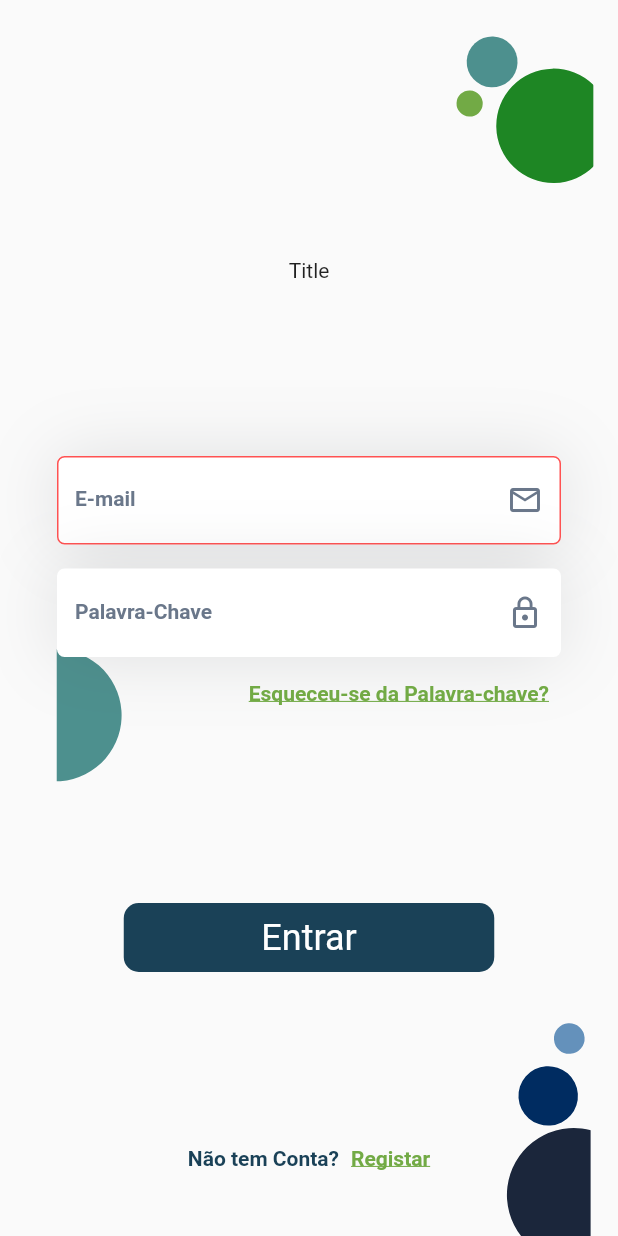
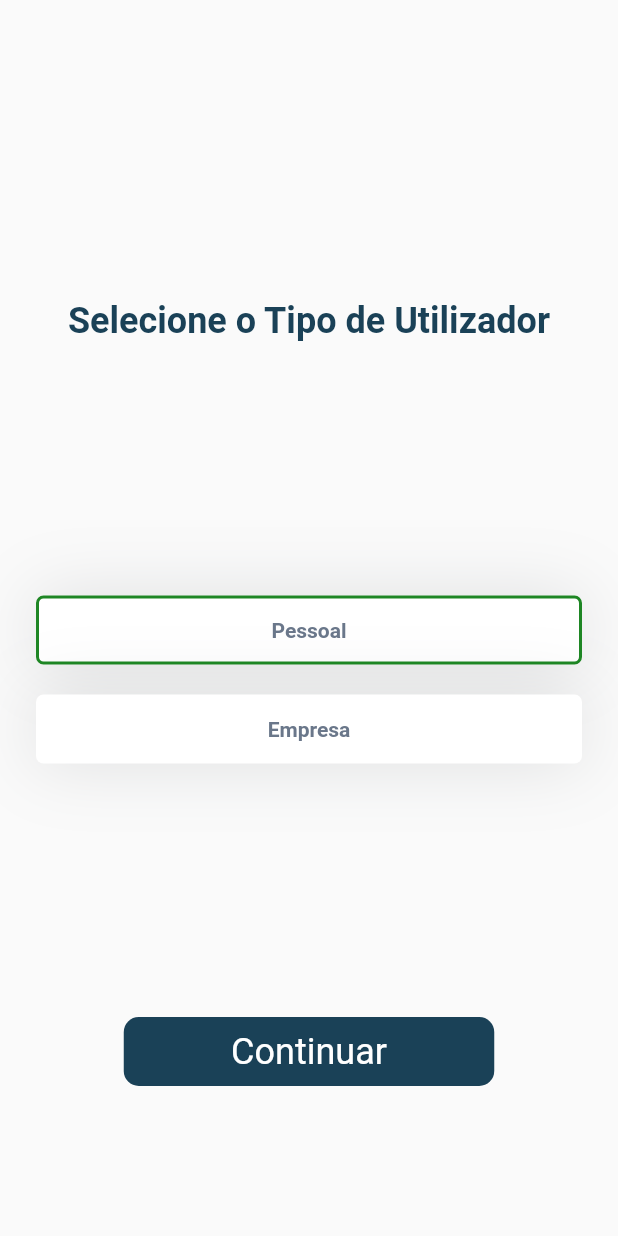
Before and after one commit to BeatEcoprove/beat_ecoprove_mobile, a Flutter app: the screen it shows after launch, on a phone screen of 412 x 824 dp. Run offline on Flutter 3.47's test engine with Material 2 defaults, Android fonts, the phone set to English and light mode, and no system bars; our stand-ins replace flutter_svg, get_it.

Commit message:
add: Select User Type View

```diff
--- a/lib/auth/presentation/login/login_form.dart
+++ b/lib/auth/presentation/login/login_form.dart
@@ -1,7 +1,7 @@
 import 'package:beat_ecoprove/core/widgets/formated_button.dart';
-import 'package:beat_ecoprove/core/widgets/formated_text_field.dart';
 import 'package:beat_ecoprove/core/config/global.dart';
-import 'package:beat_ecoprove/core/widgets/formatted_text_field_type.dart';
+import 'package:beat_ecoprove/core/widgets/formatted_text_field/formated_text_field.dart';
+import 'package:beat_ecoprove/core/widgets/formatted_text_field/formatted_text_field_type.dart';
 import 'package:flutter/material.dart';
 
 class LoginForm extends StatelessWidget {
@@ -27,7 +27,6 @@ class LoginForm extends StatelessWidget {
         child: const Column(
             mainAxisAlignment: MainAxisAlignment.spaceBetween,
             children: [
-              // title
               Text("Title"),
               Column(
                 children: [
--- a/lib/auth/presentation/login/login_view.dart
+++ b/lib/auth/presentation/login/login_view.dart
@@ -3,18 +3,11 @@ import 'package:flutter/material.dart';
 
 import 'login_form.dart';
 
-class LoginView extends StatefulWidget {
+class LoginView extends StatelessWidget {
   const LoginView({super.key});
 
-  @override
-  State<LoginView> createState() => _LoginViewState();
-}
-
-class _LoginViewState extends State<LoginView> {
   @override
   Widget build(BuildContext context) {
     return const ApplicationBackground(content: LoginForm());
   }
 }
-
-// Padding(padding: EdgeInsets.all(60), child:
--- /dev/null
+++ b/lib/auth/presentation/select_user/select_user_form.dart
@@ -0,0 +1,60 @@
+import 'package:beat_ecoprove/core/config/global.dart';
+import 'package:beat_ecoprove/core/widgets/formated_button.dart';
+import 'package:beat_ecoprove/core/widgets/selector_button/selector_button.dart';
+import 'package:flutter/material.dart';
+
+class SelectUserForm extends StatefulWidget {
+  const SelectUserForm({super.key});
+
+  @override
+  State<SelectUserForm> createState() => _SelectUserFormState();
+}
+
+class _SelectUserFormState extends State<SelectUserForm> {
+  static const double _topPadding = 200;
+  static const double _bottomPadding = 100;
+  static const double _horizontalPadding = 24;
+
+  @override
+  Widget build(BuildContext context) {
+    return SingleChildScrollView(
+        child: Padding(
+      padding: const EdgeInsets.only(
+          left: _horizontalPadding,
+          right: _horizontalPadding,
+          top: _topPadding,
+          bottom: _bottomPadding),
+      child: ConstrainedBox(
+        constraints: BoxConstraints(minHeight: _calculateScreenHeight(context)),
+        child: Column(
+            mainAxisAlignment: MainAxisAlignment.spaceBetween,
+            children: [
+              // title
+              const Align(
+                alignment: Alignment.center,
+                child: Text(
+                  "Selecione o Tipo de Utilizador",
+                  textAlign: TextAlign.center,
+                  style: AppText.header,
+                ),
+              ),
+
+              SelectorButton(
+                selectors: const ["Pessoal", "Empresa"],
+                onIndexChanged: (selectedIndex) =>
+                    print(selectedIndex.toString()),
+              ),
+
+              const FormattedButton(
+                content: "Continuar",
+              ),
+              // Footer
+            ]),
+      ),
+    ));
+  }
+
+  double _calculateScreenHeight(BuildContext context) {
+    return MediaQuery.of(context).size.height - (_topPadding + _bottomPadding);
+  }
+}
--- /dev/null
+++ b/lib/auth/presentation/select_user/select_user_view.dart
@@ -0,0 +1,11 @@
+import 'package:beat_ecoprove/auth/presentation/select_user/select_user_form.dart';
+import 'package:flutter/material.dart';
+
+class SelectUserView extends StatelessWidget {
+  const SelectUserView({super.key});
+
+  @override
+  Widget build(BuildContext context) {
+    return const SelectUserForm();
+  }
+}
--- a/lib/core/config/global.dart
+++ b/lib/core/config/global.dart
@@ -7,9 +7,11 @@ class AppColor {
   static const Color buttonBackground = Color.fromRGBO(26, 65, 87, 1);
 
   static const Color primaryColor = Color.fromRGBO(114, 170, 69, 1);
-  static const Color darkColor = Color.fromARGB(26, 65, 192, 255);
+  static const Color darkGreen = Color.fromRGBO(30, 134, 36, 1);
 
   static const Color shadowColor = Color.fromRGBO(66, 71, 76, 0.15);
+
+  static const BorderRadius borderRadius = BorderRadius.all(Radius.circular(5));
 
   static const BoxShadow defaultShadow = BoxShadow(
     color: shadowColor,
@@ -19,7 +21,7 @@ class AppColor {
 }
 
 class AppText {
-  static const TextStyle title_1 = TextStyle(
+  static const TextStyle header = TextStyle(
       color: AppColor.buttonBackground,
       fontSize: title2,
       fontWeight: FontWeight.bold);
--- a/lib/core/widgets/formated_button.dart
+++ b/lib/core/widgets/formated_button.dart
@@ -25,14 +25,14 @@ class FormattedButton extends StatelessWidget {
           decoration: const BoxDecoration(
               borderRadius: BorderRadius.all(defaultRadius),
               color: AppColor.buttonBackground),
-          child: const Center(
+          child: Center(
             child: Row(
               mainAxisSize: MainAxisSize.min,
               children: [
                 Text(
-                  "Entrar",
-                  style:
-                      TextStyle(fontSize: AppText.title2, color: Colors.white),
+                  content,
+                  style: const TextStyle(
+                      fontSize: AppText.title2, color: Colors.white),
                 )
               ],
             ),
--- a/lib/core/widgets/formated_text_field.dart
+++ b/lib/core/widgets/formatted_text_field/formated_text_field.dart
@@ -20,10 +20,10 @@ class FormattedTextField extends StatefulWidget {
   }) : super(key: key);
 
   @override
-  FormattedTextFieldState createState() => FormattedTextFieldState();
+  State<FormattedTextField> createState() => _FormattedTextFieldState();
 }
 
-class FormattedTextFieldState extends State<FormattedTextField> {
+class _FormattedTextFieldState extends State<FormattedTextField> {
   static const Radius borderRadius = Radius.circular(5);
 
   bool isFocus = false;
--- /dev/null
+++ b/lib/core/widgets/selector_button/selector_button.dart
@@ -0,0 +1,68 @@
+import 'package:beat_ecoprove/core/widgets/selector_button/selector_frame.dart';
+import 'package:beat_ecoprove/core/widgets/selector_button/selector_item.dart';
+import 'package:flutter/material.dart';
+
+class SelectorButton extends StatefulWidget {
+  final List<String> selectors;
+  final void Function(int) onIndexChanged;
+
+  const SelectorButton({
+    required this.selectors,
+    required this.onIndexChanged,
+    Key? key,
+  }) : super(key: key);
+
+  @override
+  State<SelectorButton> createState() => _SelectorButtonState();
+}
+
+class _SelectorButtonState extends State<SelectorButton> {
+  static const double itemHeigth = SelectorItem.heigth;
+  static const double itemGap = 20;
+  static const Duration animationDuration = Duration(milliseconds: 150);
+
+  int selectedIndex = 0;
+  double currentGap = 0;
+
+  @override
+  Widget build(BuildContext context) {
+    return Stack(
+      children: [
+        Column(
+          children: [
+            for (int i = 0; i < widget.selectors.length; i++)
+              GestureDetector(
+                onTap: () {
+                  setState(() {
+                    if (selectedIndex == i) {
+                      return;
+                    }
+
+                    selectedIndex = i;
+                    widget.onIndexChanged(selectedIndex);
+                  });
+                },
+                child: Padding(
+                    padding: EdgeInsets.only(bottom: _getItemGap(i)),
+                    child: SelectorItem(
+                      title: widget.selectors[i],
+                      selected: selectedIndex == i,
+                    )),
+              )
+          ],
+        ),
+        AnimatedPositioned(
+            top: _calculateMoveTo(),
+            left: 0,
+            right: 0,
+            duration: animationDuration,
+            curve: Curves.easeInOut,
+            child: const SelectionFrame()),
+      ],
+    );
+  }
+
+  double _calculateMoveTo() => (itemGap + itemHeigth) * selectedIndex;
+
+  double _getItemGap(int i) => i < widget.selectors.length - 1 ? itemGap : 0;
+}
--- /dev/null
+++ b/lib/core/widgets/selector_button/selector_frame.dart
@@ -0,0 +1,27 @@
+import 'package:beat_ecoprove/core/config/global.dart';
+import 'package:beat_ecoprove/core/widgets/selector_button/selector_item.dart';
+import 'package:flutter/material.dart';
+
+class SelectionFrame extends StatelessWidget {
+  static const double strokeWeight = 2;
+
+  const SelectionFrame({super.key});
+
+  @override
+  Widget build(BuildContext context) {
+    return ConstrainedBox(
+      constraints: SelectorItem.selectorContrains,
+      child: Container(
+        height: SelectorItem.heigth,
+        decoration: BoxDecoration(
+          color: Colors.transparent,
+          borderRadius: AppColor.borderRadius,
+          border: Border.all(
+            color: AppColor.darkGreen,
+            width: 2.0,
+          ),
+        ),
+      ),
+    );
+  }
+}
--- /dev/null
+++ b/lib/core/widgets/selector_button/selector_item.dart
@@ -0,0 +1,46 @@
+import 'package:beat_ecoprove/core/config/global.dart';
+import 'package:flutter/material.dart';
+
+class SelectorItem extends StatelessWidget {
+  static const double heigth = 46;
+  static const BoxConstraints selectorContrains = BoxConstraints(maxWidth: 400);
+  static const double verticalPadding = 15;
+  static const double horizontalPadding = 0;
+
+  final String title;
+  final bool selected;
+
+  const SelectorItem({required this.title, this.selected = false, Key? key})
+      : super(key: key);
+
+  @override
+  Widget build(BuildContext context) {
+    return ConstrainedBox(
+      constraints: selectorContrains,
+      child: Container(
+        height: heigth,
+        decoration: const BoxDecoration(
+          boxShadow: [AppColor.defaultShadow],
+          borderRadius: AppColor.borderRadius,
+          color: AppColor.widgetBackgroud,
+        ),
+        child: Padding(
+          padding: const EdgeInsets.symmetric(
+            vertical: verticalPadding,
+            horizontal: horizontalPadding,
+          ),
+          child: Center(
+            child: Text(
+              title,
+              style: const TextStyle(
+                color: AppColor.widgetSecondary,
+                fontWeight: FontWeight.bold,
+                fontSize: AppText.title5,
+              ),
+            ),
+          ),
+        ),
+      ),
+    );
+  }
+}
--- a/lib/main.dart
+++ b/lib/main.dart
@@ -1,4 +1,4 @@
-import 'package:beat_ecoprove/auth/presentation/login/login_view.dart';
+import 'package:beat_ecoprove/auth/presentation/select_user/select_user_view.dart';
 import 'package:beat_ecoprove/dependency_injection.dart';
 import 'package:flutter/material.dart';
 
@@ -15,7 +15,7 @@ class MainApp extends StatelessWidget {
   Widget build(BuildContext context) {
     return const MaterialApp(
       debugShowCheckedModeBanner: false,
-      home: Scaffold(body: LoginView()),
+      home: Scaffold(body: SelectUserView()),
     );
   }
 }
```
Also changed, not shown: lib/core/widgets/formatted_text_field/formatted_text_field_type.dart (renamed from lib/core/widgets/formatted_text_field_type.dart).
